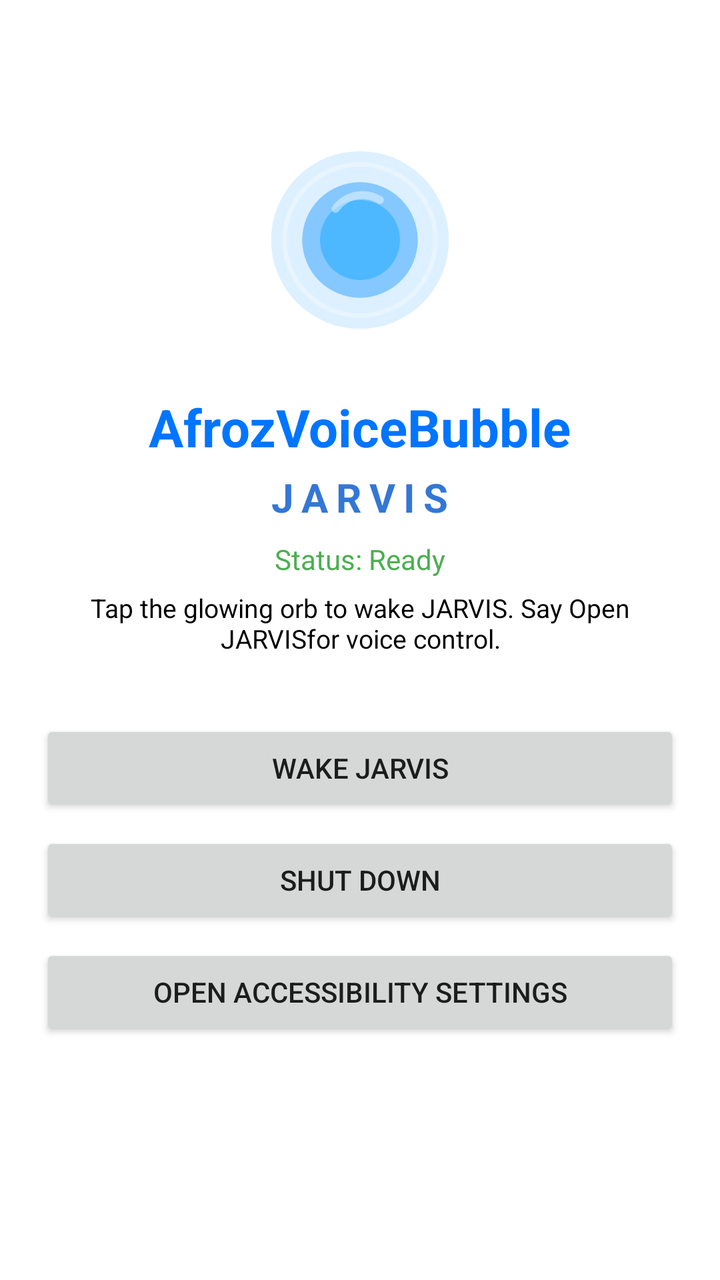
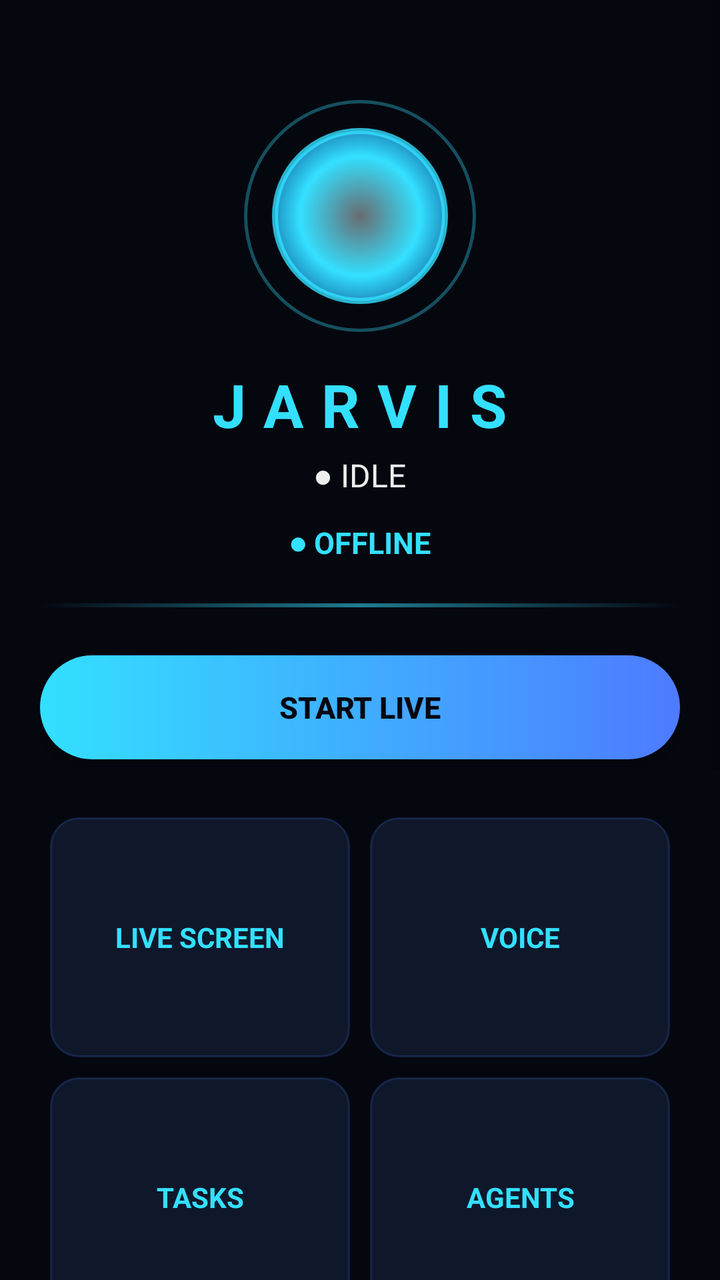

Screens rendered from an Android XML layout before and after an edit, with the pre-edit source and the edit as a unified diff.
<!-- AndroidManifest.xml: application theme Theme.AfrozVoiceBubble -->
<!-- res/layout/activity_main.xml -->
<?xml version="1.0" encoding="utf-8"?>
<LinearLayout xmlns:android="http://schemas.android.com/apk/res/android"
    android:layout_width="match_parent"
    android:layout_height="match_parent"
    android:orientation="vertical"
    android:padding="20dp"
    android:gravity="center_horizontal">

    <ImageView
        android:id="@+id/logo"
        android:layout_width="120dp"
        android:layout_height="120dp"
        android:layout_marginTop="40dp"
        android:contentDescription="@string/assistant_title"
        android:src="@drawable/ic_jarvis_logo" />

    <TextView
        android:id="@+id/title"
        android:layout_width="wrap_content"
        android:layout_height="wrap_content"
        android:layout_marginTop="16dp"
        android:text="@string/app_name"
        android:textColor="@color/bubble_blue"
        android:textSize="26sp"
        android:textStyle="bold" />

    <TextView
        android:id="@+id/assistant"
        android:layout_width="wrap_content"
        android:layout_height="wrap_content"
        android:layout_marginTop="4dp"
        android:text="@string/assistant_title"
        android:textColor="@color/bubble_dark"
        android:textSize="20sp"
        android:textStyle="bold"
        android:letterSpacing="0.2" />

    <TextView
        android:id="@+id/status"
        android:layout_width="wrap_content"
        android:layout_height="wrap_content"
        android:layout_marginTop="8dp"
        android:text="@string/status_ready"
        android:textColor="@color/text_fix"
        android:textSize="14sp" />

    <TextView
        android:layout_width="wrap_content"
        android:layout_height="wrap_content"
        android:layout_marginTop="6dp"
        android:text="@string/hint_tap_bubble"
        android:textColor="@color/black"
        android:textSize="13sp"
        android:gravity="center" />

    <Button
        android:id="@+id/btn_start_bubble"
        android:layout_width="match_parent"
        android:layout_height="wrap_content"
        android:layout_marginTop="32dp"
        android:text="@string/launch_bubble" />

    <Button
        android:id="@+id/btn_stop_bubble"
        android:layout_width="match_parent"
        android:layout_height="wrap_content"
        android:layout_marginTop="8dp"
        android:text="@string/stop_bubble" />

    <Button
        android:id="@+id/btn_open_accessibility"
        android:layout_width="match_parent"
        android:layout_height="wrap_content"
        android:layout_marginTop="8dp"
        android:text="@string/open_accessibility" />

</LinearLayout>
<!-- resources referenced by this layout -->
<resources>
  <color name="black">#000000</color>
  <color name="bubble_blue">#FF0075FF</color>
  <color name="bubble_dark">#CC0055CC</color>
  <color name="text_fix">#4CAF50</color>
  <!-- drawable ic_jarvis_logo (drawable) -->
  <?xml version="1.0" encoding="utf-8"?>
  <vector xmlns:android="http://schemas.android.com/apk/res/android"
      android:width="108dp"
      android:height="108dp"
      android:viewportWidth="108"
      android:viewportHeight="108">
  
      
      <path
          android:pathData="M54,54m-40,0a40,40 0,1 1,80 0a40,40 0,1 1,-80 0"
          android:fillColor="#22008CFF" />
  
      
      <path
          android:pathData="M54,54m-26,0a26,26 0,1 1,52 0a26,26 0,1 1,-52 0"
          android:fillColor="#66008CFF" />
  
      
      <path
          android:pathData="M54,54m-18,0a18,18 0,1 1,36 0a18,18 0,1 1,-36 0"
          android:fillColor="#FF4DB8FF" />
  
      
      <path
          android:pathData="M43,40a15,15 0,0 1,20 -4"
          android:strokeColor="#CCFFFFFF"
          android:strokeWidth="3.5"
          android:strokeLineCap="round"
          android:fillColor="#00000000"
          android:strokeAlpha="0.55" />
  
      
      <path
          android:pathData="M54,54m-34,0a34,34 0,1 1,68 0a34,34 0,1 1,-68 0"
          android:strokeColor="#55FFFFFF"
          android:strokeWidth="2"
          android:fillColor="#00000000" />
  </vector>
  <string name="app_name">AfrozVoiceBubble</string>
  <string name="assistant_title">JARVIS</string>
  <string name="hint_tap_bubble">Tap the glowing orb to wake JARVIS. Say "Open JARVIS" for voice control.</string>
  <string name="launch_bubble">Wake JARVIS</string>
  <string name="open_accessibility">Open Accessibility Settings</string>
  <string name="status_ready">Status: Ready</string>
  <string name="stop_bubble">Shut Down</string>
  <style name="Theme.AfrozVoiceBubble" parent="Theme.MaterialComponents.DayNight.NoActionBar">
          <item name="colorPrimary">@color/bubble_blue</item>
          <item name="colorPrimaryVariant">@color/bubble_dark</item>
          <item name="colorOnPrimary">@color/white</item>
      </style>
  <color name="white">#FFFFFF</color>
</resources>

<!-- the commit's change to res/layout/activity_main.xml (unified diff, before → after) -->
@@ -1,77 +1,197 @@
 <?xml version="1.0" encoding="utf-8"?>
-<LinearLayout xmlns:android="http://schemas.android.com/apk/res/android"
+<ScrollView xmlns:android="http://schemas.android.com/apk/res/android"
     android:layout_width="match_parent"
     android:layout_height="match_parent"
-    android:orientation="vertical"
-    android:padding="20dp"
-    android:gravity="center_horizontal">
+    android:background="@color/bg_dark"
+    android:fillViewport="true">
 
-    <ImageView
-        android:id="@+id/logo"
-        android:layout_width="120dp"
-        android:layout_height="120dp"
-        android:layout_marginTop="40dp"
-        android:contentDescription="@string/assistant_title"
-        android:src="@drawable/ic_jarvis_logo" />
-
-    <TextView
-        android:id="@+id/title"
-        android:layout_width="wrap_content"
-        android:layout_height="wrap_content"
-        android:layout_marginTop="16dp"
-        android:text="@string/app_name"
-        android:textColor="@color/bubble_blue"
-        android:textSize="26sp"
-        android:textStyle="bold" />
-
-    <TextView
-        android:id="@+id/assistant"
-        android:layout_width="wrap_content"
-        android:layout_height="wrap_content"
-        android:layout_marginTop="4dp"
-        android:text="@string/assistant_title"
-        android:textColor="@color/bubble_dark"
-        android:textSize="20sp"
-        android:textStyle="bold"
-        android:letterSpacing="0.2" />
-
-    <TextView
-        android:id="@+id/status"
-        android:layout_width="wrap_content"
-        android:layout_height="wrap_content"
-        android:layout_marginTop="8dp"
-        android:text="@string/status_ready"
-        android:textColor="@color/text_fix"
-        android:textSize="14sp" />
-
-    <TextView
-        android:layout_width="wrap_content"
-        android:layout_height="wrap_content"
-        android:layout_marginTop="6dp"
-        android:text="@string/hint_tap_bubble"
-        android:textColor="@color/black"
-        android:textSize="13sp"
-        android:gravity="center" />
-
-    <Button
-        android:id="@+id/btn_start_bubble"
+    <LinearLayout
         android:layout_width="match_parent"
         android:layout_height="wrap_content"
-        android:layout_marginTop="32dp"
-        android:text="@string/launch_bubble" />
+        android:orientation="vertical"
+        android:padding="20dp"
+        android:gravity="center_horizontal">
 
-    <Button
-        android:id="@+id/btn_stop_bubble"
-        android:layout_width="match_parent"
-        android:layout_height="wrap_content"
-        android:layout_marginTop="8dp"
-        android:text="@string/stop_bubble" />
+        
+        <FrameLayout
+            android:layout_width="120dp"
+            android:layout_height="120dp"
+            android:layout_marginTop="28dp">
 
-    <Button
-        android:id="@+id/btn_open_accessibility"
-        android:layout_width="match_parent"
-        android:layout_height="wrap_content"
-        android:layout_marginTop="8dp"
-        android:text="@string/open_accessibility" />
+            <ImageView
+                android:id="@+id/core"
+                android:layout_width="88dp"
+                android:layout_height="88dp"
+                android:layout_gravity="center"
+                android:src="@drawable/core_glow"
+                android:contentDescription="@string/dash_title" />
 
-</LinearLayout>
+            <ImageView
+                android:id="@+id/ring"
+                android:layout_width="116dp"
+                android:layout_height="116dp"
+                android:layout_gravity="center"
+                android:src="@drawable/core_ring"
+                android:contentDescription="@string/dash_title" />
+        </FrameLayout>
+
+        
+        <TextView
+            android:id="@+id/dash_title"
+            android:layout_width="wrap_content"
+            android:layout_height="wrap_content"
+            android:layout_marginTop="14dp"
+            android:text="@string/dash_title"
+            android:textColor="@color/accent_cyan"
+            android:textSize="30sp"
+            android:textStyle="bold"
+            android:letterSpacing="0.3" />
+
+        
+        <TextView
+            android:id="@+id/greeting"
+            android:layout_width="wrap_content"
+            android:layout_height="wrap_content"
+            android:layout_marginTop="4dp"
+            android:text="@string/dash_status_idle"
+            android:textColor="@color/text_light"
+            android:textSize="16sp" />
+
+        
+        <TextView
+            android:id="@+id/live_status"
+            android:layout_width="wrap_content"
+            android:layout_height="wrap_content"
+            android:layout_marginTop="12dp"
+            android:text="@string/dash_status_offline"
+            android:textColor="@color/accent_cyan"
+            android:textSize="15sp"
+            android:textStyle="bold" />
+
+        
+        <View
+            android:id="@+id/scan_effect"
+            android:layout_width="match_parent"
+            android:layout_height="2dp"
+            android:layout_marginTop="20dp"
+            android:background="@drawable/scan_line" />
+
+        
+        <Button
+            android:id="@+id/btn_start_live"
+            android:layout_width="match_parent"
+            android:layout_height="52dp"
+            android:layout_marginTop="24dp"
+            android:background="@drawable/btn_start_bg"
+            android:text="@string/dash_start_live"
+            android:textColor="@color/bg_dark"
+            android:textStyle="bold"
+            android:textSize="15sp" />
+
+        
+        <TextView
+            android:id="@+id/watch_msg"
+            android:layout_width="wrap_content"
+            android:layout_height="wrap_content"
+            android:layout_marginTop="8dp"
+            android:visibility="gone"
+            android:text="@string/dash_watching_msg"
+            android:textColor="@color/accent_green"
+            android:textSize="13sp" />
+
+        
+        <LinearLayout
+            android:layout_width="match_parent"
+            android:layout_height="wrap_content"
+            android:layout_marginTop="24dp"
+            android:orientation="vertical">
+
+            <LinearLayout
+                android:layout_width="match_parent"
+                android:layout_height="wrap_content"
+                android:orientation="horizontal">
+
+                <TextView
+                    android:id="@+id/card_screen"
+                    style="@style/JarvisCard"
+                    android:text="@string/card_live_screen" />
+
+                <TextView
+                    android:id="@+id/card_voice"
+                    style="@style/JarvisCard"
+                    android:text="@string/card_voice" />
+            </LinearLayout>
+
+            <LinearLayout
+                android:layout_width="match_parent"
+                android:layout_height="wrap_content"
+                android:orientation="horizontal">
+
+                <TextView
+                    android:id="@+id/card_tasks"
+                    style="@style/JarvisCard"
+                    android:text="@string/card_tasks" />
+
+                <TextView
+                    android:id="@+id/card_agents"
+                    style="@style/JarvisCard"
+                    android:text="@string/card_agents" />
+            </LinearLayout>
+
+            <LinearLayout
+                android:layout_width="match_parent"
+                android:layout_height="wrap_content"
+                android:orientation="horizontal">
+
+                <TextView
+                    android:id="@+id/card_apis"
+                    style="@style/JarvisCard"
+                    android:text="@string/card_apis" />
+
+                <TextView
+                    android:id="@+id/card_memory"
+                    style="@style/JarvisCard"
+                    android:text="@string/card_memory" />
+            </LinearLayout>
+
+            <LinearLayout
+                android:layout_width="match_parent"
+                android:layout_height="wrap_content"
+                android:orientation="horizontal">
+
+                <TextView
+                    android:id="@+id/card_settings"
+                    style="@style/JarvisCard"
+                    android:layout_width="0dp"
+                    android:layout_weight="1"
+                    android:text="@string/card_settings" />
+
+                <View
+                    android:layout_width="0dp"
+                    android:layout_height="1dp"
+                    android:layout_weight="1" />
+            </LinearLayout>
+
+        </LinearLayout>
+
+        
+        <Button
+            android:id="@+id/btn_stop_bubble"
+            android:layout_width="match_parent"
+            android:layout_height="wrap_content"
+            android:layout_marginTop="16dp"
+            android:background="@drawable/btn_ghost_bg"
+            android:text="@string/stop_bubble"
+            android:textColor="@color/text_light" />
+
+        <Button
+            android:id="@+id/btn_open_accessibility"
+            android:layout_width="match_parent"
+            android:layout_height="wrap_content"
+            android:layout_marginTop="8dp"
+            android:background="@drawable/btn_ghost_bg"
+            android:text="@string/open_accessibility"
+            android:textColor="@color/text_light" />
+
+    </LinearLayout>
+</ScrollView>
<!-- resource entries referenced after the edit -->
@@ -1,60 +1,91 @@
 <!-- resources referenced by this layout -->
 <resources>
-  <color name="black">#000000</color>
-  <color name="bubble_blue">#FF0075FF</color>
-  <color name="bubble_dark">#CC0055CC</color>
-  <color name="text_fix">#4CAF50</color>
-  <!-- drawable ic_jarvis_logo (drawable) -->
+  <color name="accent_cyan">#33E0FF</color>
+  <color name="accent_green">#3DFFA2</color>
+  <color name="bg_dark">#05070F</color>
+  <color name="text_light">#EEEEEE</color>
+  <!-- drawable btn_ghost_bg (drawable) -->
   <?xml version="1.0" encoding="utf-8"?>
-  <vector xmlns:android="http://schemas.android.com/apk/res/android"
-      android:width="108dp"
-      android:height="108dp"
-      android:viewportWidth="108"
-      android:viewportHeight="108">
-  
-      
-      <path
-          android:pathData="M54,54m-40,0a40,40 0,1 1,80 0a40,40 0,1 1,-80 0"
-          android:fillColor="#22008CFF" />
-  
-      
-      <path
-          android:pathData="M54,54m-26,0a26,26 0,1 1,52 0a26,26 0,1 1,-52 0"
-          android:fillColor="#66008CFF" />
-  
-      
-      <path
-          android:pathData="M54,54m-18,0a18,18 0,1 1,36 0a18,18 0,1 1,-36 0"
-          android:fillColor="#FF4DB8FF" />
-  
-      
-      <path
-          android:pathData="M43,40a15,15 0,0 1,20 -4"
-          android:strokeColor="#CCFFFFFF"
-          android:strokeWidth="3.5"
-          android:strokeLineCap="round"
-          android:fillColor="#00000000"
-          android:strokeAlpha="0.55" />
-  
-      
-      <path
-          android:pathData="M54,54m-34,0a34,34 0,1 1,68 0a34,34 0,1 1,-68 0"
-          android:strokeColor="#55FFFFFF"
-          android:strokeWidth="2"
-          android:fillColor="#00000000" />
-  </vector>
-  <string name="app_name">AfrozVoiceBubble</string>
-  <string name="assistant_title">JARVIS</string>
-  <string name="hint_tap_bubble">Tap the glowing orb to wake JARVIS. Say "Open JARVIS" for voice control.</string>
-  <string name="launch_bubble">Wake JARVIS</string>
+  <shape xmlns:android="http://schemas.android.com/apk/res/android">
+      <solid android:color="#221A2E3A" />
+      <corners android:radius="22dp" />
+      <stroke android:width="1dp" android:color="#554D7BFF" />
+  </shape>
+  <!-- drawable btn_start_bg (drawable) -->
+  <?xml version="1.0" encoding="utf-8"?>
+  <shape xmlns:android="http://schemas.android.com/apk/res/android">
+      <gradient
+          android:startColor="#FF33E0FF"
+          android:endColor="#FF4D7BFF"
+          android:angle="0" />
+      <corners android:radius="26dp" />
+  </shape>
+  <!-- drawable core_glow (drawable) -->
+  <?xml version="1.0" encoding="utf-8"?>
+  <shape xmlns:android="http://schemas.android.com/apk/res/android"
+      android:shape="oval">
+      <gradient
+          android:startColor="#66FFFFFF"
+          android:centerColor="#FF33E0FF"
+          android:endColor="#660055FF"
+          android:type="radial"
+          android:gradientRadius="60dp" />
+      <stroke
+          android:width="3dp"
+          android:color="#CC33E0FF" />
+  </shape>
+  <!-- drawable core_ring (drawable) -->
+  <?xml version="1.0" encoding="utf-8"?>
+  <shape xmlns:android="http://schemas.android.com/apk/res/android"
+      android:shape="oval">
+      <stroke
+          android:width="1.5dp"
+          android:color="#5533E0FF" />
+  </shape>
+  <!-- drawable scan_line (drawable) -->
+  <?xml version="1.0" encoding="utf-8"?>
+  <shape xmlns:android="http://schemas.android.com/apk/res/android"
+      android:shape="rectangle">
+      <gradient
+          android:startColor="#0033E0FF"
+          android:centerColor="#8833E0FF"
+          android:endColor="#0033E0FF"
+          android:angle="0" />
+  </shape>
+  <string name="card_agents">AGENTS</string>
+  <string name="card_apis">AI APIs</string>
+  <string name="card_live_screen">LIVE SCREEN</string>
+  <string name="card_memory">MEMORY</string>
+  <string name="card_settings">SETTINGS</string>
+  <string name="card_tasks">TASKS</string>
+  <string name="card_voice">VOICE</string>
+  <string name="dash_start_live">START LIVE</string>
+  <string name="dash_status_idle">● IDLE</string>
+  <string name="dash_status_offline">● OFFLINE</string>
+  <string name="dash_title">JARVIS</string>
+  <string name="dash_watching_msg">JARVIS is watching your screen.</string>
   <string name="open_accessibility">Open Accessibility Settings</string>
-  <string name="status_ready">Status: Ready</string>
   <string name="stop_bubble">Shut Down</string>
   <style name="Theme.AfrozVoiceBubble" parent="Theme.MaterialComponents.DayNight.NoActionBar">
-          <item name="colorPrimary">@color/bubble_blue</item>
+          <item name="colorPrimary">@color/accent_blue</item>
           <item name="colorPrimaryVariant">@color/bubble_dark</item>
           <item name="colorOnPrimary">@color/white</item>
+          <item name="android:windowBackground">@color/bg_dark</item>
+          <item name="android:statusBarColor">@color/bg_dark</item>
+          <item name="android:navigationBarColor">@color/bg_dark</item>
+          <item name="android:textColor">@color/text_light</item>
       </style>
+  <!-- drawable card_bg (drawable) -->
+  <?xml version="1.0" encoding="utf-8"?>
+  <shape xmlns:android="http://schemas.android.com/apk/res/android">
+      <solid android:color="#E6111A2E" />
+      <corners android:radius="14dp" />
+      <stroke
+          android:width="1dp"
+          android:color="#334D7BFF" />
+  </shape>
+  <color name="accent_blue">#4D7BFF</color>
+  <color name="bubble_dark">#CC0055CC</color>
   <color name="white">#FFFFFF</color>
 </resources>
 
